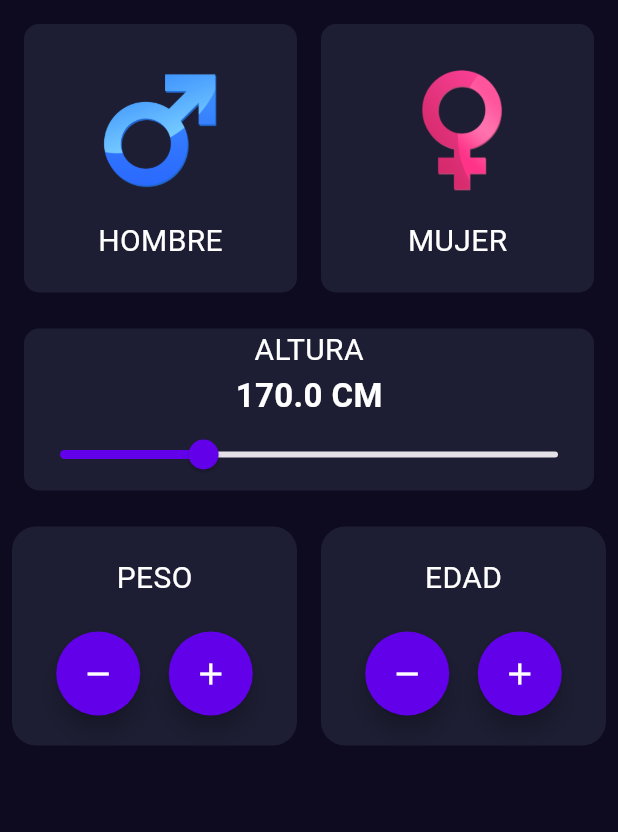
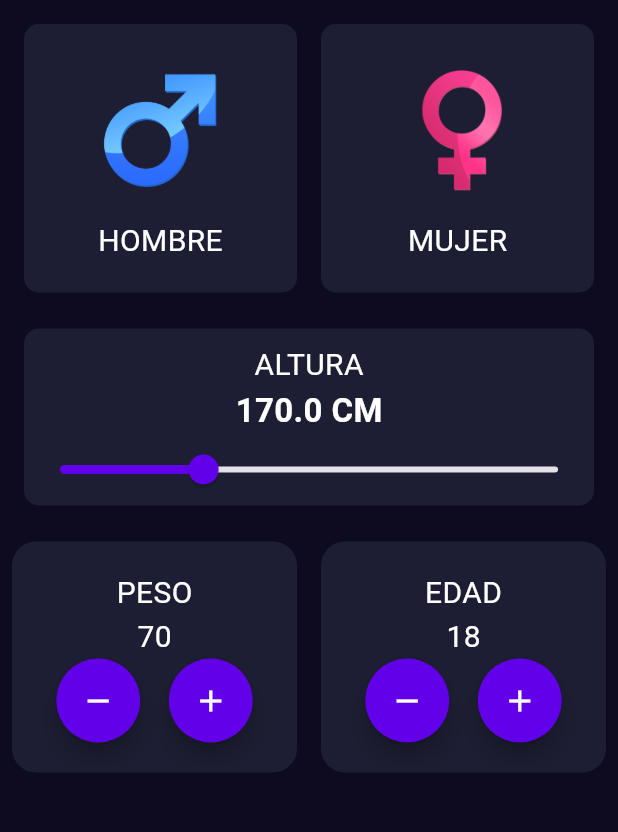
Before and after one commit to kba1986cr/aprendiendoFlutter, a Flutter app: the screen it shows after launch, on a phone screen of 412 x 824 dp, the part 84-916 px from its top. Run offline on Flutter 3.47's test engine with Material 3 defaults, Android fonts, the phone set to English and light mode, and no system bars; missing offline and left inert: dart:ffi.

Commit message:
imc_Dos number_selector + height_selector

```diff
--- a/imc_dos/lib/components/height_selector.dart
+++ b/imc_dos/lib/components/height_selector.dart
@@ -25,7 +25,10 @@ class _HeightSelectorState extends State<HeightSelector> {
         child: Column(
           children: [
             //
-            Text("Altura".toUpperCase(), style: TextStyles.bodyText),
+            Padding(
+              padding: const EdgeInsets.only(top: 10),
+              child: Text("Altura".toUpperCase(), style: TextStyles.bodyText),
+            ),
             Text(
               "${height.toStringAsFixed(1)} cm".toUpperCase(),
               //style: TextStyles.bodyText,
--- a/imc_dos/lib/components/number_selector.dart
+++ b/imc_dos/lib/components/number_selector.dart
@@ -3,9 +3,18 @@ import 'package:imc_dos/core/app_colors.dart';
 import 'package:imc_dos/core/text_styles.dart';
 
 class NumberSelector extends StatefulWidget {
-  final String? title;
+  final String title;
+  final int value;
+  final Function() onIncrement;
+  final Function() onDecrement;
 
-  const NumberSelector({super.key, required this.title});
+  const NumberSelector({
+    super.key,
+    required this.title,
+    required this.value,
+    required this.onIncrement,
+    required this.onDecrement,
+  });
 
   @override
   State<NumberSelector> createState() => _NumberSelectorState();
@@ -27,20 +36,24 @@ class _NumberSelectorState extends State<NumberSelector> {
             child: Column(
               mainAxisAlignment: MainAxisAlignment.center,
               children: [
-                Text("${widget.title}", style: TextStyles.bodyText),
-                Text(""),
+                Text(widget.title, style: TextStyles.bodyText),
+                Text(widget.value.toString(), style: TextStyles.bodyText),
                 Row(
                   mainAxisAlignment: MainAxisAlignment.spaceAround,
                   children: [
                     FloatingActionButton(
-                      onPressed: () {},
+                      onPressed: () {
+                        widget.onDecrement();
+                      },
                       shape: CircleBorder(),
                       backgroundColor: AppColors.primary,
                       child: Icon(Icons.remove, color: Colors.white),
                     ),
                     //SizedBox(width: 8),
                     FloatingActionButton(
-                      onPressed: () {},
+                      onPressed: () {
+                        widget.onIncrement();
+                      },
                       shape: CircleBorder(),
                       backgroundColor: AppColors.primary,
                       child: Icon(Icons.add, color: Colors.white),
--- a/imc_dos/lib/screens/imc_home_screec.dart
+++ b/imc_dos/lib/screens/imc_home_screec.dart
@@ -1,3 +1,5 @@
+import 'dart:ffi';
+
 import 'package:flutter/material.dart';
 import 'package:imc_dos/components/gender_selector.dart';
 import 'package:imc_dos/components/height_selector.dart';
@@ -11,6 +13,11 @@ class ImcHomeScreen extends StatefulWidget {
 }
 
 class _ImcHomeScreenState extends State<ImcHomeScreen> {
+  String? selectedGender;
+  double? selectedHeight;
+  int selectedAge = 18;
+  int selectedWeight = 70;
+
   @override
   Widget build(BuildContext context) {
     return Column(
@@ -20,8 +27,34 @@ class _ImcHomeScreenState extends State<ImcHomeScreen> {
         HeightSelector(),
         Row(
           children: [
-            NumberSelector(title: "Peso".toUpperCase()),
-            NumberSelector(title: "Edad".toUpperCase()),
+            NumberSelector(
+              value: selectedWeight,
+              title: "Peso".toUpperCase(),
+              onIncrement: () {
+                setState(() {
+                  selectedWeight++;
+                });
+              },
+              onDecrement: () {
+                setState(() {
+                  selectedWeight--;
+                });
+              },
+            ),
+            NumberSelector(
+              title: "Edad".toUpperCase(),
+              value: selectedAge,
+              onIncrement: () {
+                setState(() {
+                  selectedAge++;
+                });
+              },
+              onDecrement: () {
+                setState(() {
+                  selectedAge--;
+                });
+              },
+            ),
           ],
         ),
       ],
```
